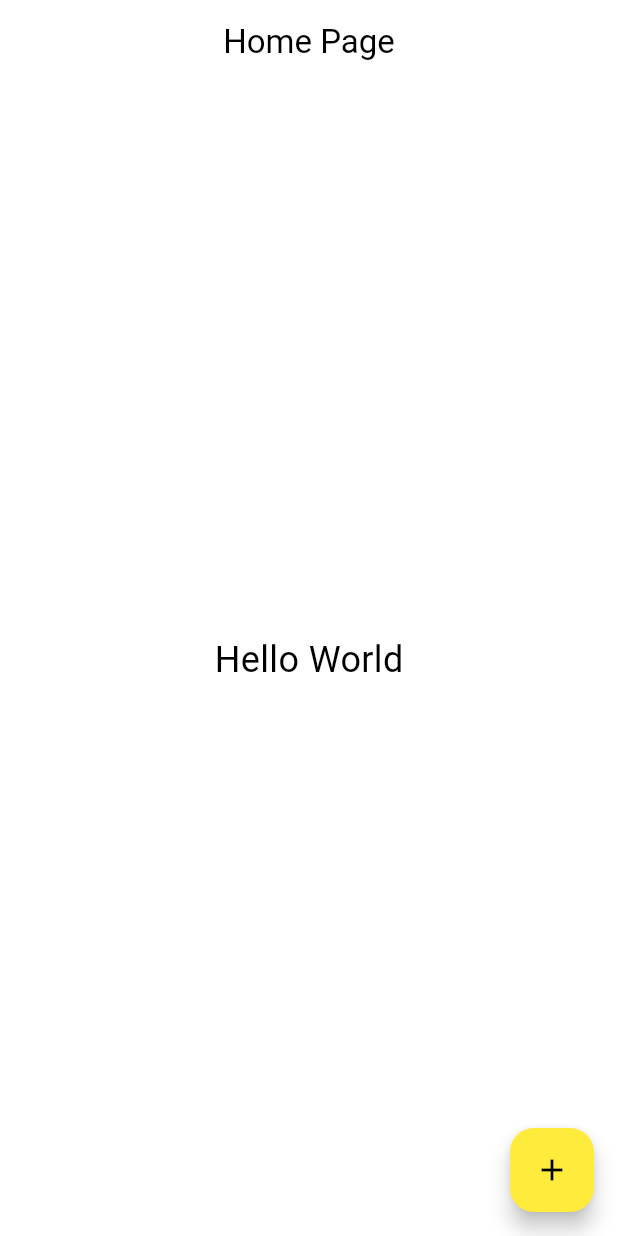
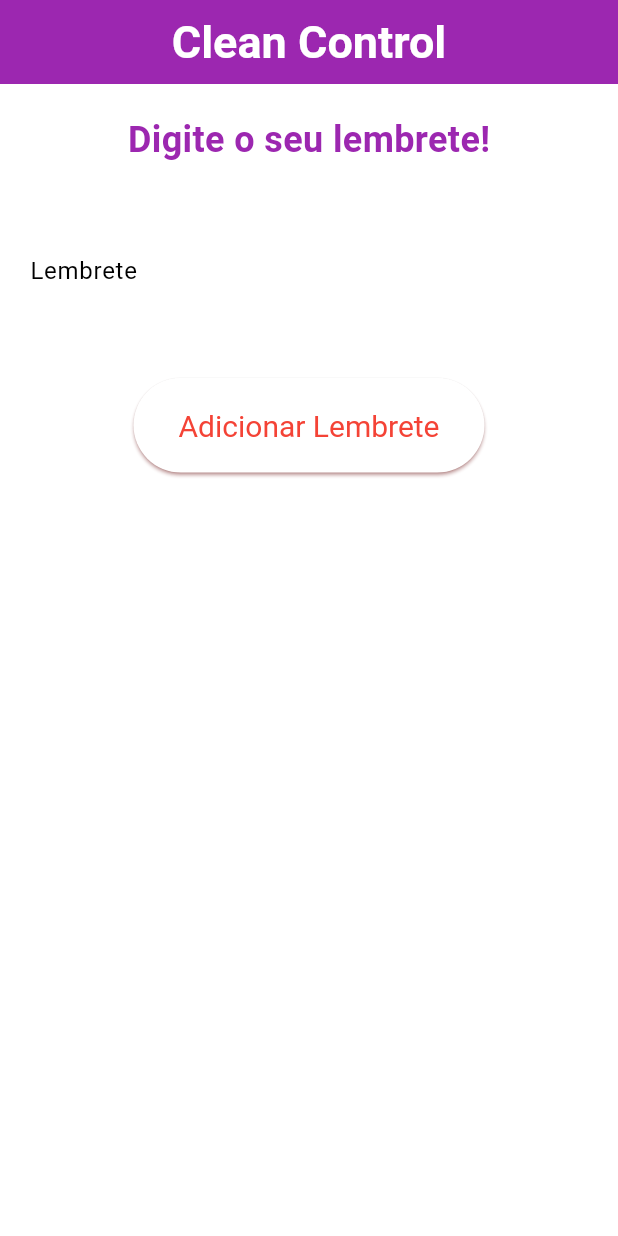
Before and after one commit to GabrielYukioMC/CleanControl, a Flutter app: the screen it shows after launch, on a phone screen of 412 x 824 dp. Run offline on Flutter 3.47's test engine with Material 3 defaults, Android fonts, the phone set to English and light mode, and no system bars.

Commit message:
initial commit

```diff
--- a/lib/app_widget.dart
+++ b/lib/app_widget.dart
@@ -11,8 +11,17 @@ class AppWWidget extends StatelessWidget{
     return MaterialApp(
       theme:ThemeData(
         colorScheme: ColorScheme.fromSwatch(
-          primarySwatch: Colors.yellow,
+          primarySwatch: Colors.red,
           accentColor: Colors.red,
+        ),
+        appBarTheme: AppBarTheme(
+          color: Colors.purple,
+          centerTitle: true,
+          titleTextStyle: TextStyle(
+            fontSize: 30,
+            fontWeight: FontWeight.bold,
+            color: Colors.white,
+          ),
         ),
       ),
       home: HomePage(),
--- a/lib/home_page.dart
+++ b/lib/home_page.dart
@@ -10,26 +10,62 @@ import 'package:flutter/material.dart';
 
   class HomePageState extends State<HomePage> {
 
+
     @override
     Widget build(BuildContext context) {
+
+      String lembrete = '';
+
      return Scaffold(
       appBar: AppBar(
-        title: Text('Home Page'),
-        centerTitle: true,
+        title: Text('Clean Control'),
       ),
-      floatingActionButton: FloatingActionButton(
-        onPressed: () {
-          print('Floating Action Button Pressed');
-        },
-        child: Icon(Icons.add),
-),
-      body: Center(
-        child: Text(
-          'Hello World',
-          style: TextStyle(fontSize: 24),
-        ),
+      body: Container(
+        padding: const EdgeInsets.all(20),
+        alignment: Alignment.center,
+        child: Column(
+        children: [
+          Text(
+              'Digite o seu lembrete!',
+              style: TextStyle(
+                fontSize: 24,
+                fontWeight: FontWeight.bold,
+                color: Colors.purple,
+              ),
+
+            ),
+             Padding(padding: const EdgeInsets.all(20),),
+
+            TextField(
+              decoration: InputDecoration(
+                labelText: 'Lembrete',
+              ),
+              style: TextStyle(
+                fontSize: 20,
+                color: Colors.purple,
+              ),
+              onChanged: (value) {
+                  lembrete = value;
+              },
+
+            ),
+             Padding(padding: const EdgeInsets.all(20),),
+
+          ElevatedButton(
+
+            child: Text('Adicionar Lembrete'),
+            style: ElevatedButton.styleFrom(
+              padding: EdgeInsets.symmetric(horizontal: 30, vertical: 20),
+              textStyle: TextStyle(fontSize: 20),
+              shadowColor: Color.fromARGB(255, 188, 55, 55),
+            ),
+             onPressed: () {
+              print('Seu lembrete é: $lembrete');
+            },
+          ),
+        ],
       ),
-
+      )
      );
     }
   }
```
Also changed, not shown: lib/core/constants.dart (added), 13 other files.
